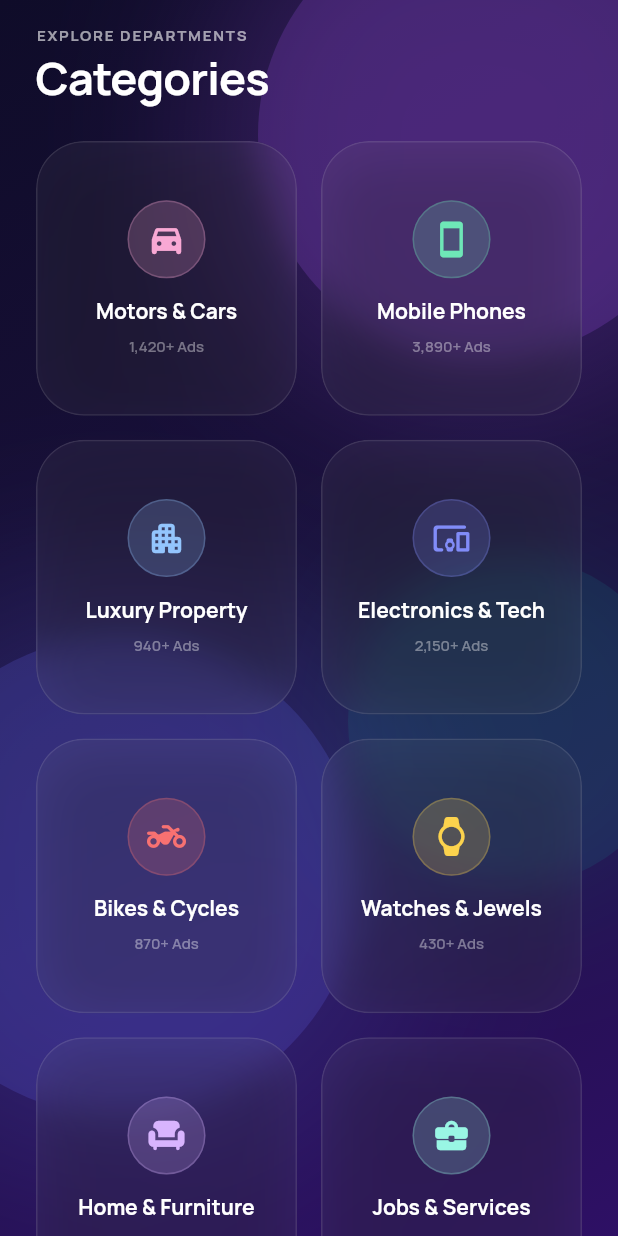
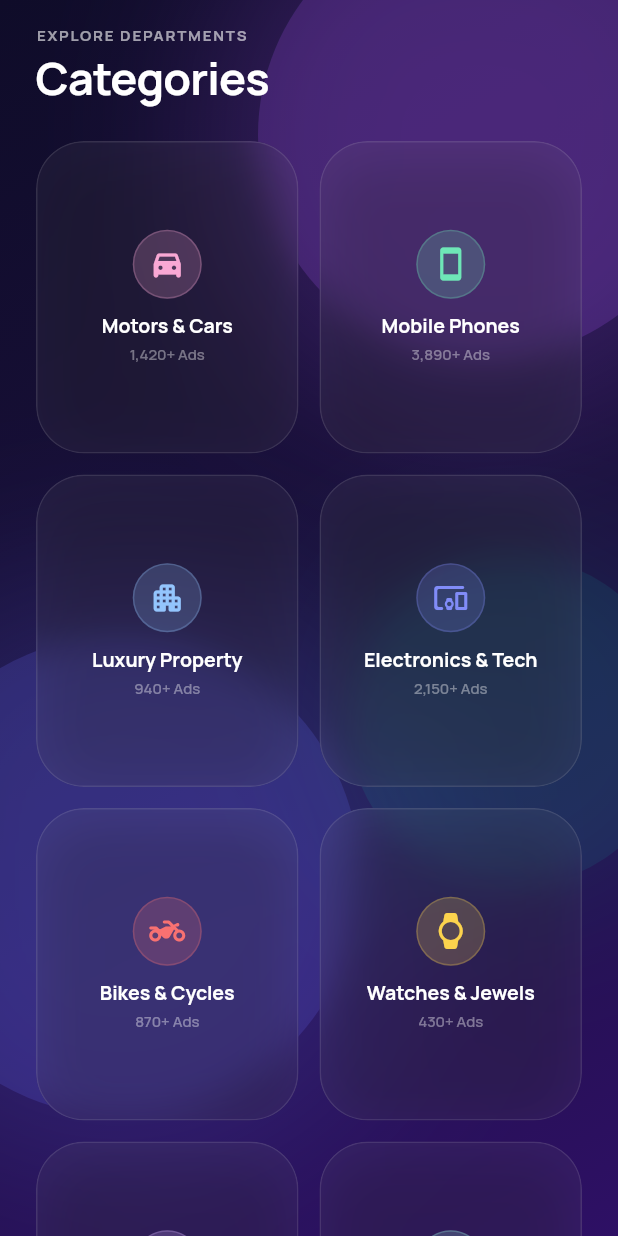
Before and after one commit to AhmedJunaid333/Big-Live-Market, a Flutter app: the CategoriesScreen screen opened directly, on a phone screen of 412 x 824 dp. Run offline on Flutter 3.47's test engine with Material 3 defaults, Android fonts, the phone set to English and light mode, and no system bars; our stand-ins replace dio, flutter_riverpod, flutter_secure_storage, google_fonts; accounts and stored records are empty; network calls fail.

Commit message:
fix(mobile): resolve 2.2px card height overflow on categories grid

```diff
--- a/mobile/lib/features/categories/screens/categories_screen.dart
+++ b/mobile/lib/features/categories/screens/categories_screen.dart
@@ -97,9 +97,9 @@ class CategoriesScreen extends ConsumerWidget {
                   ),
                   gridDelegate: const SliverGridDelegateWithFixedCrossAxisCount(
                     crossAxisCount: 2,
-                    crossAxisSpacing: 16,
-                    mainAxisSpacing: 16,
-                    childAspectRatio: 0.95,
+                    crossAxisSpacing: 14,
+                    mainAxisSpacing: 14,
+                    childAspectRatio: 0.84,
                   ),
                   itemCount: _catalogCategories.length,
                   itemBuilder: (context, index) {
@@ -108,7 +108,7 @@ class CategoriesScreen extends ConsumerWidget {
 
                     return NebulaGlassCard(
                       borderRadius: AppTheme.radius2Xl,
-                      padding: const EdgeInsets.all(16),
+                      padding: const EdgeInsets.symmetric(horizontal: 12, vertical: 12),
                       onTap: () {
                         ScaffoldMessenger.of(context).showSnackBar(
                           SnackBar(
@@ -126,21 +126,25 @@ class CategoriesScreen extends ConsumerWidget {
                           TintedIconBubble(
                             icon: cat['icon'] as IconData,
                             accentColor: color,
-                            size: 52,
-                            iconSize: 26,
+                            size: 46,
+                            iconSize: 24,
                           ),
-                          const SizedBox(height: 12),
-                          Text(
+                          const SizedBox(height: 10),
+                          Flexible(
+                            child: Text(
                               cat['name'] as String,
                               textAlign: TextAlign.center,
                               maxLines: 2,
                               overflow: TextOverflow.ellipsis,
                               style: AppTheme.bodyMd.copyWith(
                                 fontWeight: FontWeight.w700,
+                                fontSize: 13,
+                                height: 1.25,
                                 color: AppTheme.onSurface,
                               ),
                             ),
-                          const SizedBox(height: 6),
+                          ),
+                          const SizedBox(height: 4),
                           Text(
                             cat['count'] as String,
                             maxLines: 1,
```
Lines whose indentation alone changed are shown as unchanged.
